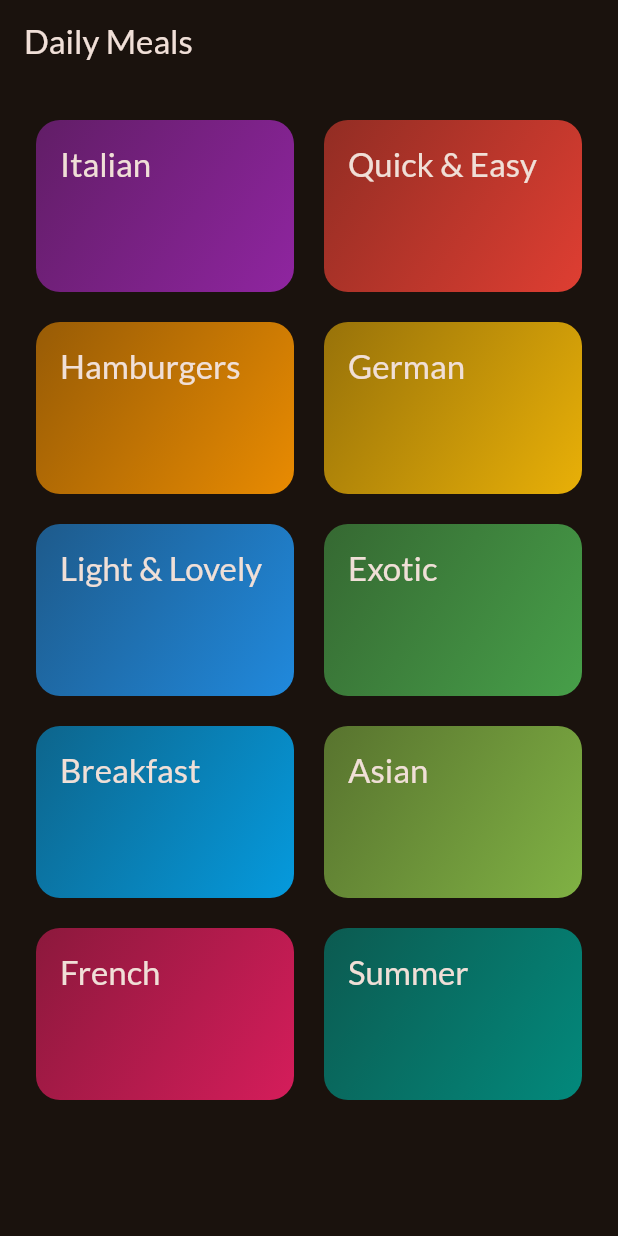
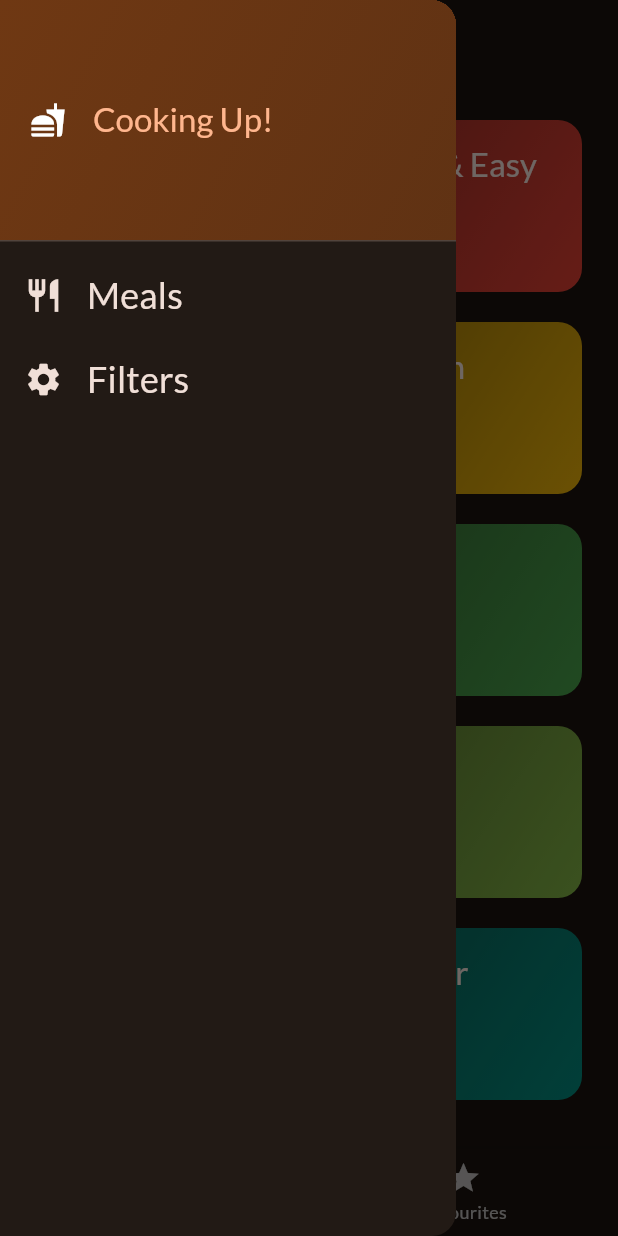
Before and after one commit to VISHALGUPTA100803/Culinary_Haven, a Flutter app: the screen it shows after launch, with the side drawer open (before the commit the screen has no drawer), on a phone screen of 412 x 824 dp. Run offline on Flutter 3.47's test engine with Material 2 defaults, Android fonts, the phone set to English and light mode, and no system bars; our stand-ins replace google_fonts, transparent_image.

Commit message:
Meals App

```diff
--- a/meals_app/lib/main.dart
+++ b/meals_app/lib/main.dart
@@ -1,7 +1,8 @@
 import 'package:flutter/material.dart';
 
 import 'package:google_fonts/google_fonts.dart';
-import 'package:meals_app/screens/categories.dart';
+
+import 'package:meals_app/screens/tabs.dart';
 import 'package:meals_app/screens/meals.dart';
 import 'package:meals_app/data/dummy_data.dart';
 
@@ -25,7 +26,7 @@ class App extends StatelessWidget {
   Widget build(BuildContext context) {
     return MaterialApp(
       theme: theme,
-      home: const CategoriesScreen(),
+      home: const TabsScreen(),
     );
   }
 }
--- a/meals_app/lib/screens/categories.dart
+++ b/meals_app/lib/screens/categories.dart
@@ -6,7 +6,8 @@ import 'package:meals_app/screens/meals.dart';
 import 'package:meals_app/models/meal.dart';
 
 class CategoriesScreen extends StatelessWidget {
-  const CategoriesScreen({super.key});
+  const CategoriesScreen({super.key, required this.onToggleFavourite});
+  final void Function(Meal meal) onToggleFavourite;
   void _selectCategory(BuildContext context, Category category) {
     final filteredMeals = dummyMeals
         .where((meal) => meal.categories.contains(category.id))
@@ -21,19 +22,18 @@ class CategoriesScreen extends StatelessWidget {
 // Finally, the toList() method is called on the filtered iterable to convert it into a new list called filteredMeals.
     Navigator.of(context).push(
       MaterialPageRoute(
-        builder: (ctx) =>
-            MealsScreen(title: category.title, meals: filteredMeals),
+        builder: (ctx) => MealsScreen(
+          title: category.title,
+          meals: filteredMeals,
+          onToggleFavourite: onToggleFavourite,
+        ),
       ),
     );
   }
 
   @override
   Widget build(BuildContext context) {
-    return Scaffold(
-      appBar: AppBar(
-        title: const Text('Daily Meals'),
-      ),
-      body: GridView(
+    return GridView(
       padding: const EdgeInsets.all(24),
       gridDelegate: const SliverGridDelegateWithFixedCrossAxisCount(
         crossAxisCount: 2,
@@ -49,11 +49,10 @@ class CategoriesScreen extends StatelessWidget {
           CategoryGridItem(
             category: category,
             onSelectCategory: () {
-                _selectCategory(context,category);
+              _selectCategory(context, category);
             },
           )
       ],
-      ),
     );
   }
 }
--- /dev/null
+++ b/meals_app/lib/screens/tabs.dart
@@ -0,0 +1,109 @@
+import 'package:flutter/material.dart';
+import 'package:meals_app/screens/categories.dart';
+import 'package:meals_app/screens/meals.dart';
+import 'package:meals_app/models/meal.dart';
+import 'package:meals_app/widgets/meal_drawer.dart';
+import 'package:meals_app/screens/filters.dart';
+
+class TabsScreen extends StatefulWidget {
+  const TabsScreen({super.key});
+
+  @override
+  State<TabsScreen> createState() => _TabsScreenState();
+}
+
+class _TabsScreenState extends State<TabsScreen> {
+  int _selectedPageIndex = 0;
+
+  final List<Meal> _favouriteMeals = [];
+
+  void _showInfoMessage(String message) {
+    ScaffoldMessenger.of(context).clearSnackBars();
+    ScaffoldMessenger.of(context).showSnackBar(SnackBar(
+      content: Text(message),
+    ));
+  }
+
+  void _toggleMealFavouriteStatus(Meal meal) {
+    final isExisting = _favouriteMeals.contains(meal);
+
+    if (isExisting) {
+      setState(() {
+        _favouriteMeals.remove(meal);
+        _showInfoMessage('Meal is no longer a favourite');
+      });
+    } else {
+      setState(() {
+        _favouriteMeals.add(meal);
+        _showInfoMessage('Marked as favourite');
+      });
+    }
+  }
+
+  void _selectPage(int index) {
+    setState(() {
+      _selectedPageIndex = index;
+    });
+  }
+
+  void _setScreen(String identifier) {
+    Navigator.of(context).pop(); // close the  drawer
+    if (identifier == 'filters') {
+      // Navigator.of(context).pushReplacement(
+      //   // this will make sure filtersscreen is not pushed as a new screen
+      //   // onto the stack of screens currently activescreen in this case tabsscreen will
+      //   // be replaced with the filters screen because of that back button of phone wont work
+      //   // because there is nowhere to go back to
+      //   MaterialPageRoute(
+      //     builder: (ctx) => FiltersScreen(),
+      //   ),
+      // );
+      Navigator.of(context).push(
+        MaterialPageRoute(
+          builder: (ctx) => FiltersScreen(),
+        ),
+      );
+    }
+  }
+
+  @override
+  Widget build(BuildContext context) {
+    Widget activePage = CategoriesScreen(
+      onToggleFavourite: _toggleMealFavouriteStatus,
+    );
+    var activePageTitle = 'Categories';
+
+    if (_selectedPageIndex == 1) {
+      activePage = MealsScreen(
+        meals: _favouriteMeals,
+        onToggleFavourite: _toggleMealFavouriteStatus,
+      );
+      activePageTitle = 'Your Favourites';
+    }
+
+    return Scaffold(
+      appBar: AppBar(
+        title: Text(activePageTitle),
+      ),
+      drawer: MainDrawer(
+        onSelectScreen: _setScreen,
+      ),
+      body: activePage,
+      bottomNavigationBar: BottomNavigationBar(
+        // onTap: (index) {} , // index is from flutter
+        onTap: _selectPage,
+        currentIndex: _selectedPageIndex,
+        items: const [
+          BottomNavigationBarItem(
+            icon: Icon(Icons.set_meal),
+            label: 'Categories',
+          ),
+          BottomNavigationBarItem(
+            icon: Icon(Icons.star),
+            label: 'Favourites',
+          ),
+        ],
+      ),
+    );
+  }
+}
--- /dev/null
+++ b/meals_app/lib/widgets/meal_drawer.dart
@@ -0,0 +1,83 @@
+import 'package:flutter/material.dart';
+import 'package:meals_app/main.dart';
+
+class MainDrawer extends StatelessWidget {
+  const MainDrawer({super.key, required this.onSelectScreen});
+
+  final void Function(String identifier) onSelectScreen;
+
+  @override
+  Widget build(BuildContext context) {
+    return Drawer(
+      // Drawer widget is already optimized by flutter for example it takes entire height of the screen
+      child: Column(
+        children: [
+          DrawerHeader(
+            padding: EdgeInsets.all(20),
+            decoration: BoxDecoration(
+              gradient: LinearGradient(
+                colors: [
+                  Theme.of(context).colorScheme.primaryContainer,
+                  Theme.of(context)
+                      .colorScheme
+                      .primaryContainer
+                      .withOpacity(0.8)
+                ],
+                begin: Alignment.topLeft,
+                end: Alignment.bottomRight,
+              ),
+            ),
+            child: Row(
+              children: [
+                const Icon(Icons.fastfood),
+                const SizedBox(
+                  width: 18,
+                ),
+                Text(
+                  'Cooking Up!',
+                  style: Theme.of(context).textTheme.titleLarge!.copyWith(
+                        color: Theme.of(context).colorScheme.primary,
+                      ),
+                ),
+              ],
+            ),
+          ),
+          ListTile(
+            leading: Icon(
+              Icons.restaurant_outlined,
+              size: 26,
+              color: Theme.of(context).colorScheme.onBackground,
+            ),
+            title: Text(
+              'Meals',
+              style: Theme.of(context).textTheme.titleSmall!.copyWith(
+                    color: Theme.of(context).colorScheme.onBackground,
+                    fontSize: 24,
+                  ),
+            ),
+            onTap: () {
+              onSelectScreen('meals');
+            },
+          ),
+          ListTile(
+            leading: Icon(
+              Icons.settings,
+              size: 26,
+              color: Theme.of(context).colorScheme.onBackground,
+            ),
+            title: Text(
+              'Filters',
+              style: Theme.of(context).textTheme.titleSmall!.copyWith(
+                    color: Theme.of(context).colorScheme.onBackground,
+                    fontSize: 24,
+                  ),
+            ),
+            onTap: () {
+              onSelectScreen('filters');
+            },
+          ),
+        ],
+      ),
+    );
+  }
+}
--- a/meals_app/lib/widgets/meal_item.dart
+++ b/meals_app/lib/widgets/meal_item.dart
@@ -7,8 +7,10 @@ class MealItem extends StatelessWidget {
   const MealItem({
     super.key,
     required this.meal,
+    required this.onSelectMeal,
   });
   final Meal meal;
+  final void Function( Meal meal) onSelectMeal;
   String get complexityTest {
     return meal.complexity.name[0]
             .toUpperCase() + // The name is a string containing the source identifier used to declare the enum value.
@@ -36,7 +38,9 @@ class MealItem extends StatelessWidget {
       // ka border rounded rectangle ho jaa rahan jo above mentioned hain
       elevation: 2,
       child: InkWell(
-        onTap: () {},
+        onTap: () {
+          onSelectMeal(meal);
+        },
         child: Stack(
           children: [
 // FadeInImage When displaying images using the default Image widget, you might notice they simply pop onto the screen as they’re loaded. This might feel visually jarring to your users.
```
Also changed, not shown: meals_app/lib/screens/filters.dart (added, +130 -0 lines), meals_app/lib/screens/meal_details.dart (+73 -3 lines), meals_app/lib/screens/meals.dart (+22 -3 lines), meals_app/lib/widgets/switch_list_tile_view.dart (added, +53 -0 lines). Lines whose indentation alone changed are shown as unchanged.
